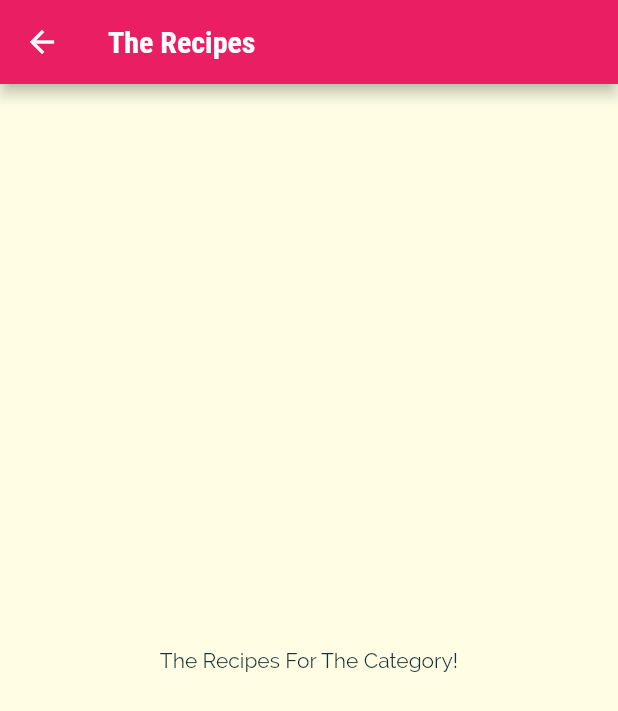
After one commit to lukisoo/flutter-meal-app-demo, a Flutter app: the screen it shows after launch, after a tap on "Italian", on a phone screen of 412 x 824 dp. The commit adds this screen. Shown: the top 711 px of the screen. Run offline on Flutter 3.47's test engine with Material 2 defaults, Android fonts, the phone set to English and light mode, and no system bars; missing offline and left inert: dart:html.

Commit message:
added navigation between pages

```diff
--- a/lib/category_item.dart
+++ b/lib/category_item.dart
@@ -1,4 +1,6 @@
 import 'package:flutter/material.dart';
+
+import './category_meals_screen.dart';
 
 class CategoryItem extends StatelessWidget {
   final String title;
@@ -6,9 +8,23 @@ class CategoryItem extends StatelessWidget {
 
   CategoryItem(this.title, this.color);
 
+  void selectCategory(BuildContext ctx) {
+    Navigator.of(ctx).push(
+      MaterialPageRoute(
+        builder: (_) {
+          return CategoryMealsScreen();
+        },
+      ),
+    );
+  }
+
   @override
   Widget build(BuildContext context) {
-    return Container(
+    return InkWell(
+      onTap: () => selectCategory(context),
+      splashColor: Theme.of(context).primaryColor,
+      borderRadius: BorderRadius.circular(15),
+      child: Container(
         padding: const EdgeInsets.all(15),
         child: Text(title, style: Theme.of(context).textTheme.headline6),
         decoration: BoxDecoration(
@@ -19,6 +35,7 @@ class CategoryItem extends StatelessWidget {
           ),
           borderRadius: BorderRadius.circular(15),
         ),
+      ),
     );
   }
 }
--- /dev/null
+++ b/lib/category_meals_screen.dart
@@ -0,0 +1,17 @@
+import 'package:flutter/material.dart';
+
+class CategoryMealsScreen extends StatelessWidget {
+  @override
+  Widget build(BuildContext context) {
+    return Scaffold(
+      appBar: AppBar(
+        title: Text('The Recipes'),
+      ),
+      body: Center(
+        child: Text(
+          'The Recipes For The Category!',
+        ),
+      ),
+    );
+  }
+}
```
Lines whose indentation alone changed are shown as unchanged.
